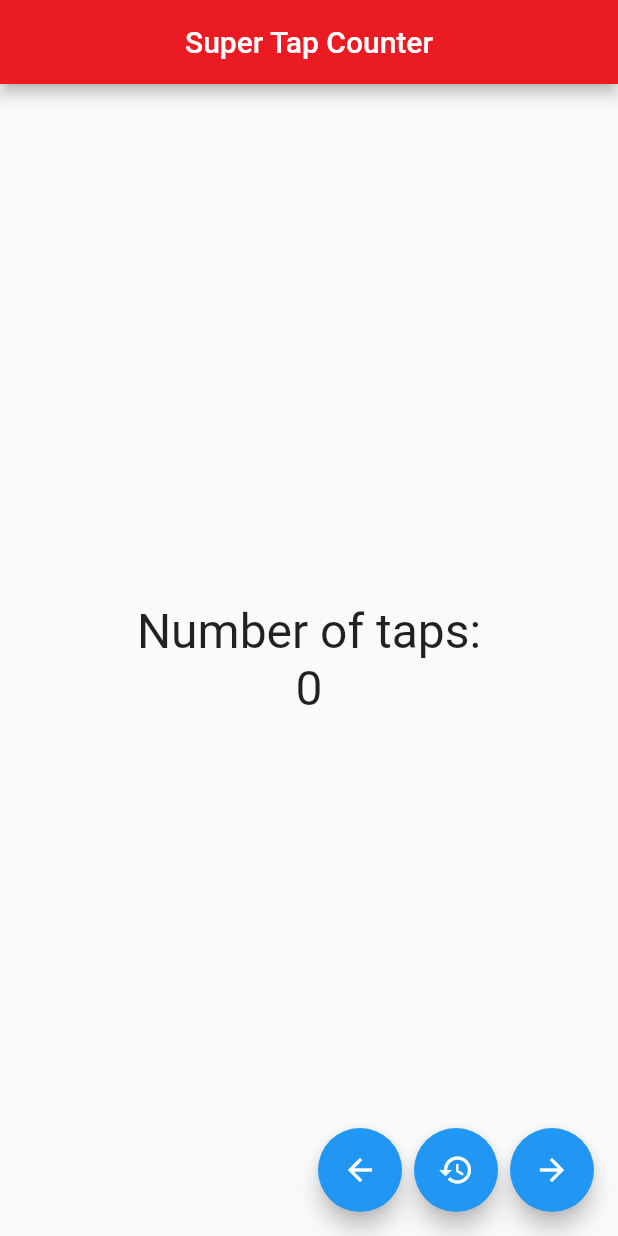
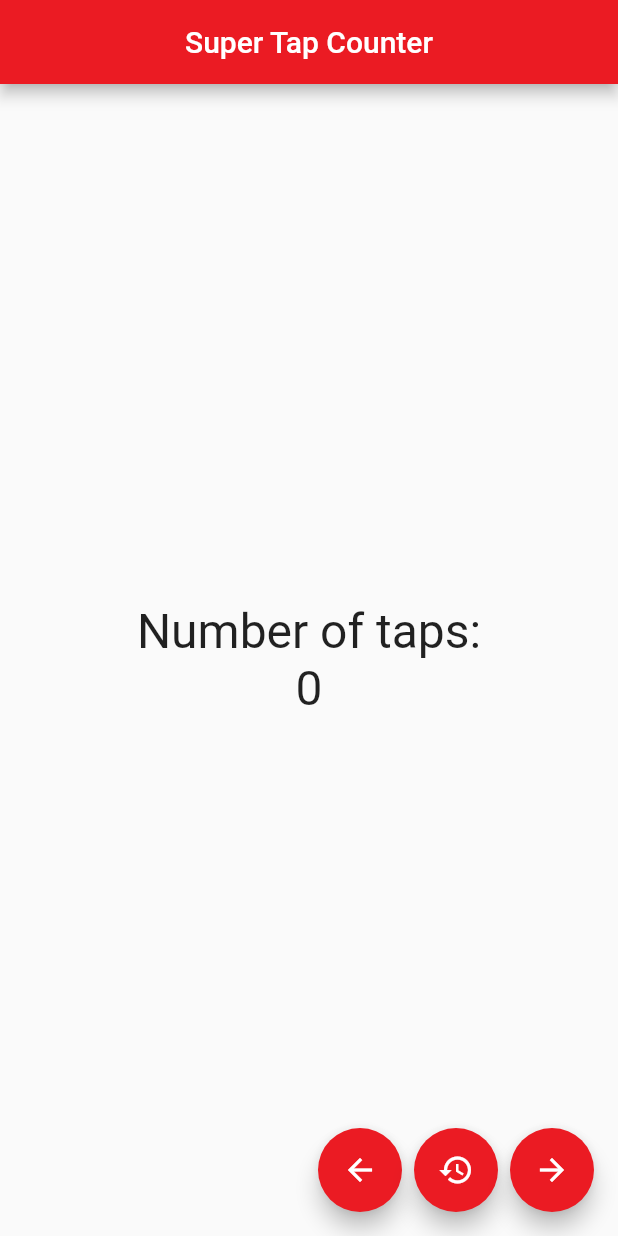
Before and after one commit to JordiDeSanta/Flutter-First-App, a Flutter app: the screen it shows after launch, on a phone screen of 412 x 824 dp. Run offline on Flutter 3.47's test engine with Material 2 defaults, Android fonts, the phone set to English and light mode, and no system bars.

Commit message:
Adding a main color for design

```diff
--- a/lib/src/pages/counter.dart
+++ b/lib/src/pages/counter.dart
@@ -7,6 +7,7 @@ class Counter extends StatefulWidget {
 
 class _CounterState extends State<Counter> {
   final _fontStyle = new TextStyle(fontSize: 32);
+  Color _mainColor = Color.fromARGB(255, 235, 27, 35);
   int _counter = 0;
 
   @override
@@ -15,7 +16,7 @@ class _CounterState extends State<Counter> {
       appBar: AppBar(
         title: Text('Super Tap Counter'),
         centerTitle: true,
-        backgroundColor: Color.fromARGB(255, 235, 27, 35),
+        backgroundColor: _mainColor,
       ),
       body: _printTaps(),
       floatingActionButton: _createButtons(),
@@ -33,6 +34,7 @@ class _CounterState extends State<Counter> {
             });
           },
           child: Icon(Icons.arrow_back),
+          backgroundColor: _mainColor,
         ),
         // Separation
         SizedBox(width: 8.0),
@@ -44,6 +46,7 @@ class _CounterState extends State<Counter> {
             });
           },
           child: Icon(Icons.restore),
+          backgroundColor: _mainColor,
         ),
         // Separation
         SizedBox(width: 8.0),
@@ -55,6 +58,7 @@ class _CounterState extends State<Counter> {
             });
           },
           child: Icon(Icons.arrow_forward),
+          backgroundColor: _mainColor,
         ),
       ],
       mainAxisAlignment: MainAxisAlignment.end,
```
